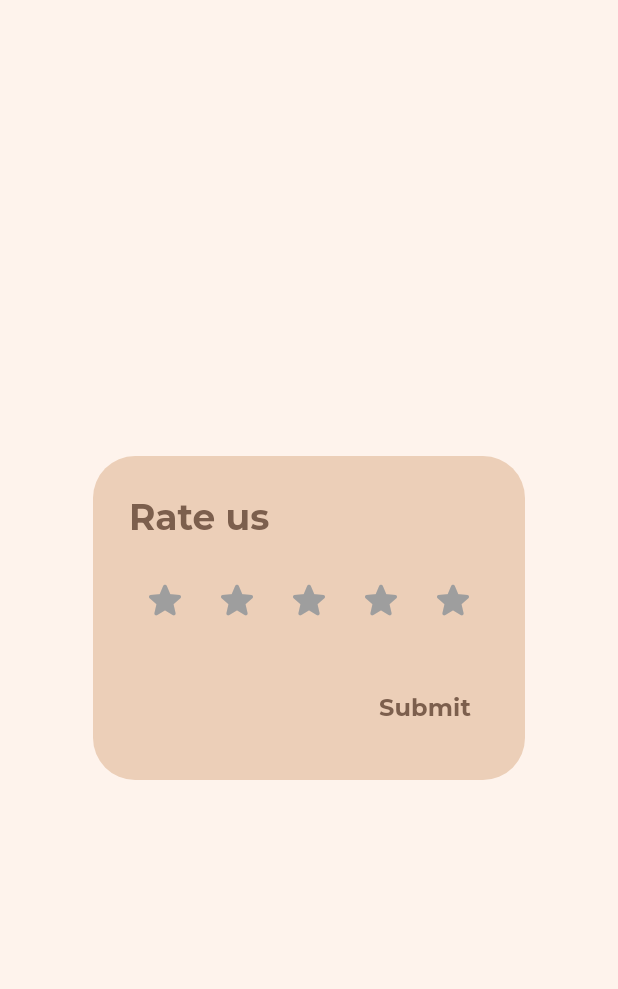
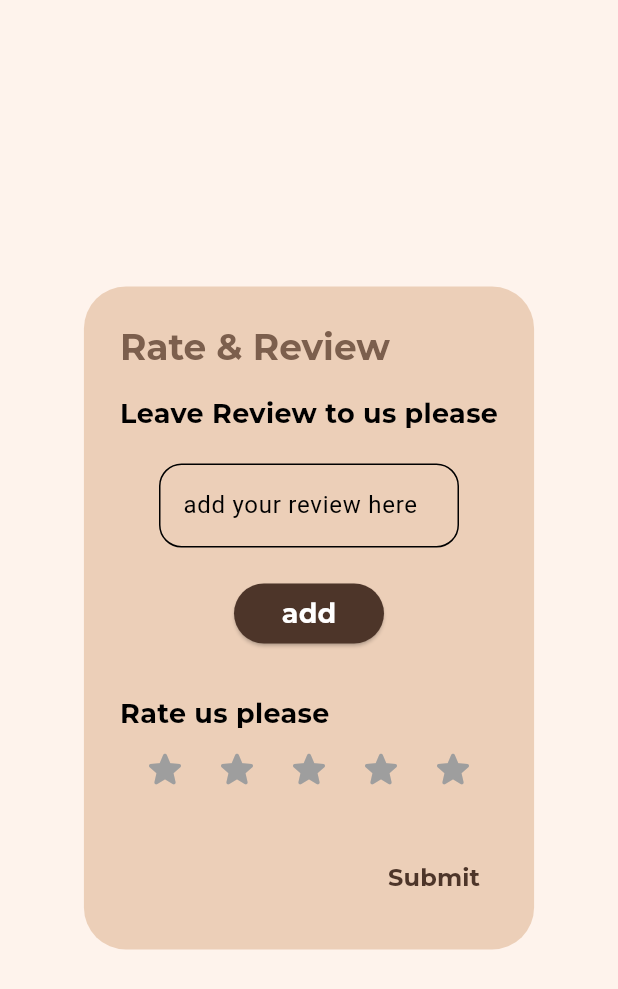
Before and after one commit to joudihamdan/dahab, a Flutter app: the RatingDialog widget shown alone on an empty page, opened directly, on a phone screen of 412 x 824 dp. Shown: the top 989 px of the screen. Run offline on Flutter 3.47's test engine with Material 3 defaults, Android fonts, the phone set to English and light mode, and no system bars; our stand-ins replace carousel_slider, connectivity_plus, curved_navigation_bar, delayed_display, device_preview, dio and 8 more.

Commit message:
rate and review

```diff
--- a/lib/helper/sessions_dialogs.dart
+++ b/lib/helper/sessions_dialogs.dart
@@ -1,5 +1,4 @@
 import 'package:dahab_clinic_management/controllers/sessions_controller.dart';
-import 'package:dahab_clinic_management/models/result_model.dart';
 import 'package:dahab_clinic_management/services/review_service.dart';
 import 'package:dahab_clinic_management/utils/color_manager.dart';
 import 'package:dahab_clinic_management/utils/style_maneger.dart';
--- a/lib/screen/Home page/profile.dart
+++ b/lib/screen/Home page/profile.dart
@@ -1,14 +1,17 @@
 import 'package:dahab_clinic_management/controllers/profile_controller.dart';
+import 'package:dahab_clinic_management/controllers/reate_controlled.dart';
 import 'package:dahab_clinic_management/services/rating_service.dart';
 import 'package:dahab_clinic_management/utils/color_manager.dart';
 import 'package:dahab_clinic_management/utils/style_maneger.dart';
 import 'package:dahab_clinic_management/widgets/ratinr_dialog.dart';
 import 'package:flutter/material.dart';
-import 'package:get/get_state_manager/src/rx_flutter/rx_obx_widget.dart';
+import 'package:get/get.dart';
 
 class ProfileScreen extends StatelessWidget {
   ProfileScreen({super.key});
   final _controller = ProfileController();
+
+
 
   @override
   Widget build(BuildContext context) {
@@ -110,6 +113,8 @@ class ProfileScreen extends StatelessWidget {
   }
 }
 
+RatingController ratingController = Get.put(RatingController());
+
 void _showRatingDialog(BuildContext context) {
   showDialog(
     context: context,
@@ -117,8 +122,8 @@ void _showRatingDialog(BuildContext context) {
       return RatingDialog(onRatingSelected: (rating) {
         RatingService().addRate(rating);
         print('User selected rating: $rating');
-        RatingService().getRate();
-        _showAverageRatingDialog(context, 4.2);
+
+        _showAverageRatingDialog(context, ratingController.rating.value);
       });
     },
   );
--- a/lib/widgets/ratinr_dialog.dart
+++ b/lib/widgets/ratinr_dialog.dart
@@ -1,6 +1,9 @@
+import 'package:dahab_clinic_management/screen/Home%20page/profile.dart';
 import 'package:dahab_clinic_management/utils/color_manager.dart';
 import 'package:dahab_clinic_management/utils/style_maneger.dart';
 import 'package:flutter/material.dart';
+import 'package:get/get.dart';
+import 'package:get/get_core/src/get_main.dart';
 
 class RatingDialog extends StatefulWidget {
   final Function(int) onRatingSelected;
@@ -14,9 +17,12 @@ class RatingDialog extends StatefulWidget {
 
 class _RatingDialogState extends State<RatingDialog> {
   int _rating = 0;
+  GlobalKey<FormState> formState = GlobalKey();
+  TextEditingController reviewController = TextEditingController();
 
   Widget _buildStar(int index) {
     return Row(
+      mainAxisSize: MainAxisSize.min,
       mainAxisAlignment: MainAxisAlignment.center,
       children: [
         IconButton(
@@ -39,10 +45,94 @@ class _RatingDialogState extends State<RatingDialog> {
   Widget build(BuildContext context) {
     return AlertDialog(
       backgroundColor: ColorManager.jCreamColor,
-      title:  Text('Rate us',style: StyleManager.kAppBar.copyWith(color: ColorManager.kCoffeeColorDark,fontWeight: FontWeight.bold),),
-      content: Row(
-        mainAxisAlignment: MainAxisAlignment.center,
-        children: List.generate(5, (index) => _buildStar(index)),
+      title: Text(
+        'Rate & Review',
+        style: StyleManager.kAppBar.copyWith(
+            color: ColorManager.kCoffeeColorDark, fontWeight: FontWeight.bold),
+      ),
+      content: Column(
+        mainAxisSize: MainAxisSize.min,
+
+        children: [
+          Text(
+            'Leave Review to us please',
+            style: StyleManager.normalText.copyWith(
+                color: ColorManager.blackColor,
+                fontWeight: FontWeight.bold,
+                fontSize: 18),
+          ),
+          const SizedBox(height: 20.0),
+          Row(
+            mainAxisSize: MainAxisSize.min,
+            children: [
+              SizedBox(
+                width: 200,
+                child: Form(
+                  key: formState,
+                  child: TextFormField(
+                    controller: reviewController,
+                    validator: (Value) {
+                      if (Value!.isEmpty) {
+                        return "can't submit empty review";
+                      }
+                    },
+                    decoration: InputDecoration(
+                      hintText: "add your review here",
+                      border: OutlineInputBorder(
+
+                          borderRadius: BorderRadius.circular(15),
+                          borderSide: const BorderSide(
+                              color: ColorManager.jBrownColor)),
+                      focusedBorder: OutlineInputBorder(
+                          borderRadius: BorderRadius.circular(15),
+                          borderSide: const BorderSide(
+                              color: ColorManager.jBrownColor)),
+                    ),
+                  ),
+                ),
+              ),
+            ],
+          ),
+          const SizedBox(height: 20.0),
+          ElevatedButton(
+            style: StyleManager.ElevatedButtonStyle.copyWith(
+
+                minimumSize: const WidgetStatePropertyAll(Size(100, 40))),
+            onPressed: () {
+              final String reviewtext = reviewController.text;
+              if (reviewtext.isNotEmpty) {
+                ratingController.addReview(reviewtext);
+                reviewController.clear();
+                Get.back();
+                Get.snackbar('Thanks!', 'Review added successfully');
+              } else {
+                Get.snackbar('Error', 'Please fill all fields');
+              }
+            },
+            child: Text(
+              "add",
+              style: StyleManager.buttunTextStyle,
+            ),
+          ),
+          const SizedBox(height: 30.0),
+            Column(
+              mainAxisSize: MainAxisSize.min,
+              crossAxisAlignment: CrossAxisAlignment.start,
+              children: [
+                Text(
+                'Rate us please',
+                style: StyleManager.normalText.copyWith(
+                    color: ColorManager.blackColor,
+                    fontWeight: FontWeight.bold,
+                    fontSize: 18),
+              ),
+              Row(
+                mainAxisAlignment: MainAxisAlignment.center,
+                children: List.generate(5, (index) => _buildStar(index)),
+              ),
+              ],
+            )
+        ],
       ),
       actions: [
         TextButton(
@@ -50,7 +140,11 @@ class _RatingDialogState extends State<RatingDialog> {
             Navigator.of(context).pop();
             widget.onRatingSelected(_rating);
           },
-          child:  Text('Submit',style: StyleManager.normalText.copyWith(color: ColorManager.kCoffeeColorDark,fontSize: 16),),
+          child: Text(
+            'Submit',
+            style: StyleManager.normalText
+                .copyWith(color: ColorManager.jBrownColor, fontSize: 16),
+          ),
         ),
       ],
     );
```
Also changed, not shown: lib/const/constant.dart (+2 -2 lines), lib/controllers/reate_controlled.dart (added, +27 -0 lines), lib/services/rating_service.dart (+19 -6 lines).
